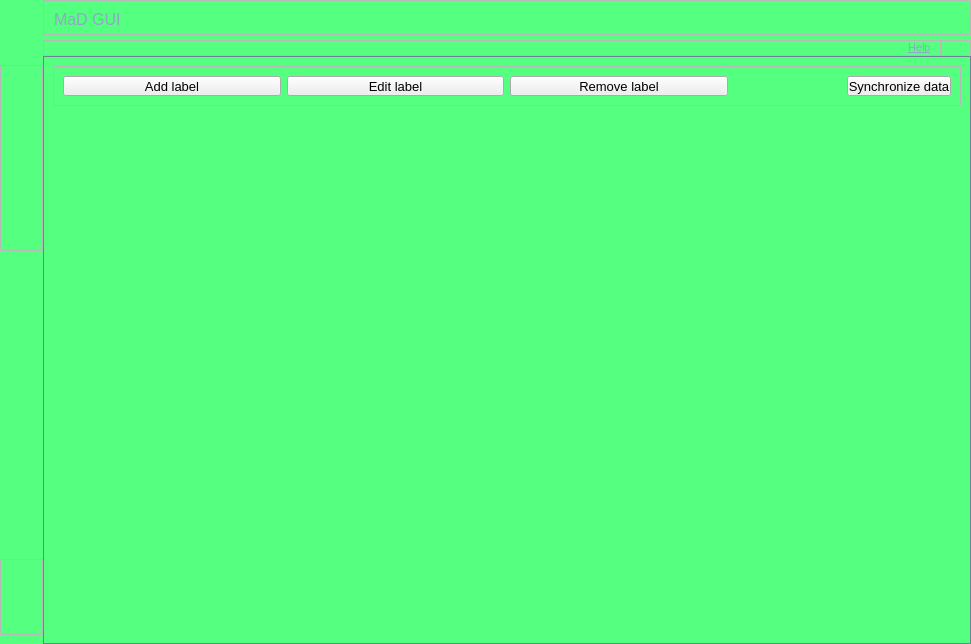
Old version of the form mad_gui/qt_designer/main.ui in the repository mad-lab-fau/mad-gui.
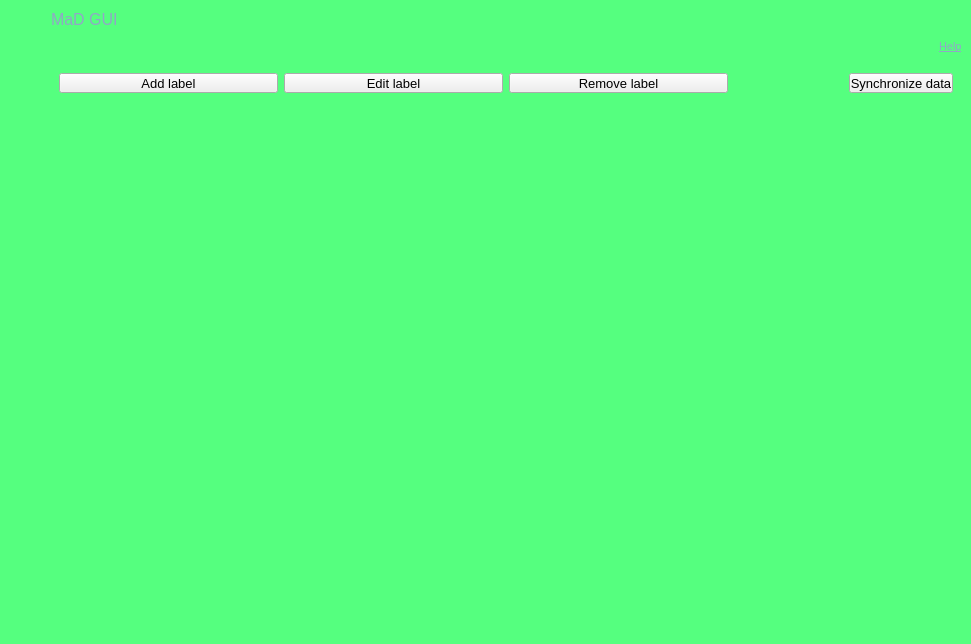
New version of the form. Icons and pictures are not drawn.

Commit message: Remove frame from more QFrames

Diff of the .ui file:
```diff
--- a/mad_gui/qt_designer/main.ui
+++ b/mad_gui/qt_designer/main.ui
@@ -488,7 +488,7 @@
           <string notr="true"/>
          </property>
          <property name="frameShape">
-          <enum>QFrame::StyledPanel</enum>
+          <enum>QFrame::NoFrame</enum>
          </property>
          <property name="frameShadow">
           <enum>QFrame::Raised</enum>
@@ -756,7 +756,7 @@
           <string notr="true"/>
          </property>
          <property name="frameShape">
-          <enum>QFrame::StyledPanel</enum>
+          <enum>QFrame::NoFrame</enum>
          </property>
          <property name="frameShadow">
           <enum>QFrame::Raised</enum>
@@ -994,7 +994,7 @@
              </font>
             </property>
             <property name="frameShape">
-             <enum>QFrame::StyledPanel</enum>
+             <enum>QFrame::NoFrame</enum>
             </property>
             <property name="frameShadow">
              <enum>QFrame::Raised</enum>
@@ -1124,7 +1124,7 @@
              <string notr="true"/>
             </property>
             <property name="frameShape">
-             <enum>QFrame::StyledPanel</enum>
+             <enum>QFrame::NoFrame</enum>
             </property>
             <property name="frameShadow">
              <enum>QFrame::Raised</enum>
@@ -1182,25 +1182,6 @@
             </layout>
            </widget>
           </item>
-          <item>
-           <widget class="QFrame" name="frame_grip">
-            <property name="maximumSize">
-             <size>
-              <width>30</width>
-              <height>16777215</height>
-             </size>
-            </property>
-            <property name="styleSheet">
-             <string notr="true">padding:5px;</string>
-            </property>
-            <property name="frameShape">
-             <enum>QFrame::StyledPanel</enum>
-            </property>
-            <property name="frameShadow">
-             <enum>QFrame::Raised</enum>
-            </property>
-           </widget>
-          </item>
          </layout>
         </widget>
        </item>
@@ -1334,7 +1315,7 @@
           <string notr="true">background-color: none</string>
          </property>
          <property name="frameShape">
-          <enum>QFrame::StyledPanel</enum>
+          <enum>QFrame::NoFrame</enum>
          </property>
          <property name="frameShadow">
           <enum>QFrame::Raised</enum>
@@ -1367,7 +1348,7 @@
              </font>
             </property>
             <property name="frameShape">
-             <enum>QFrame::StyledPanel</enum>
+             <enum>QFrame::NoFrame</enum>
             </property>
             <property name="frameShadow">
              <enum>QFrame::Raised</enum>
```
